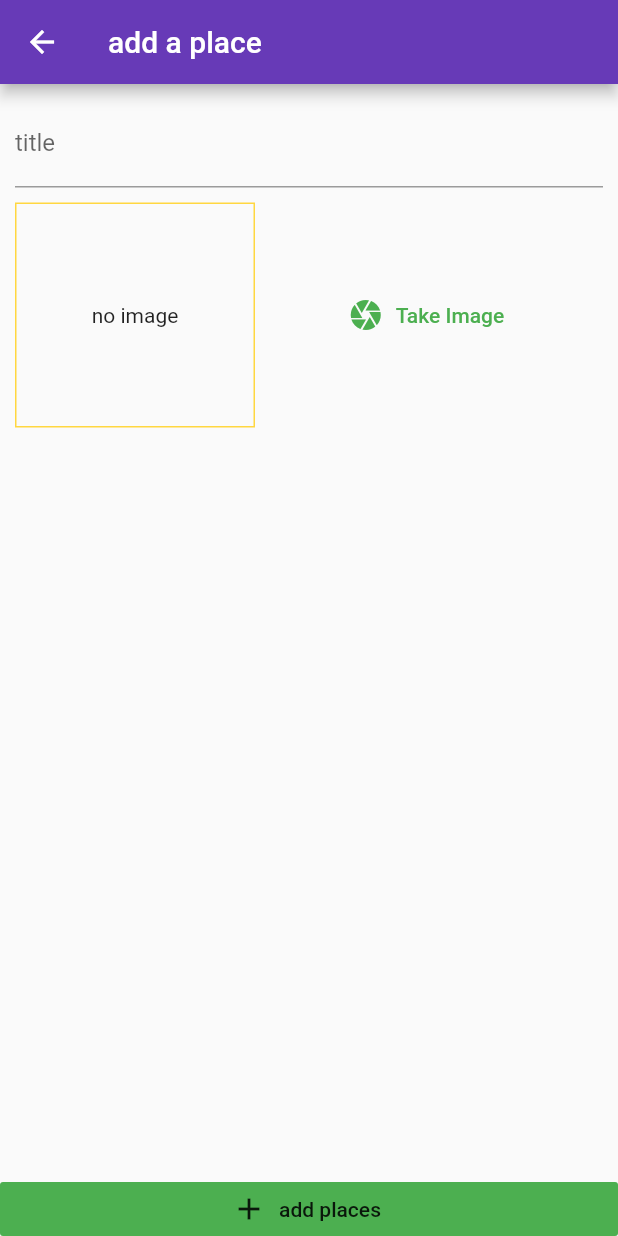
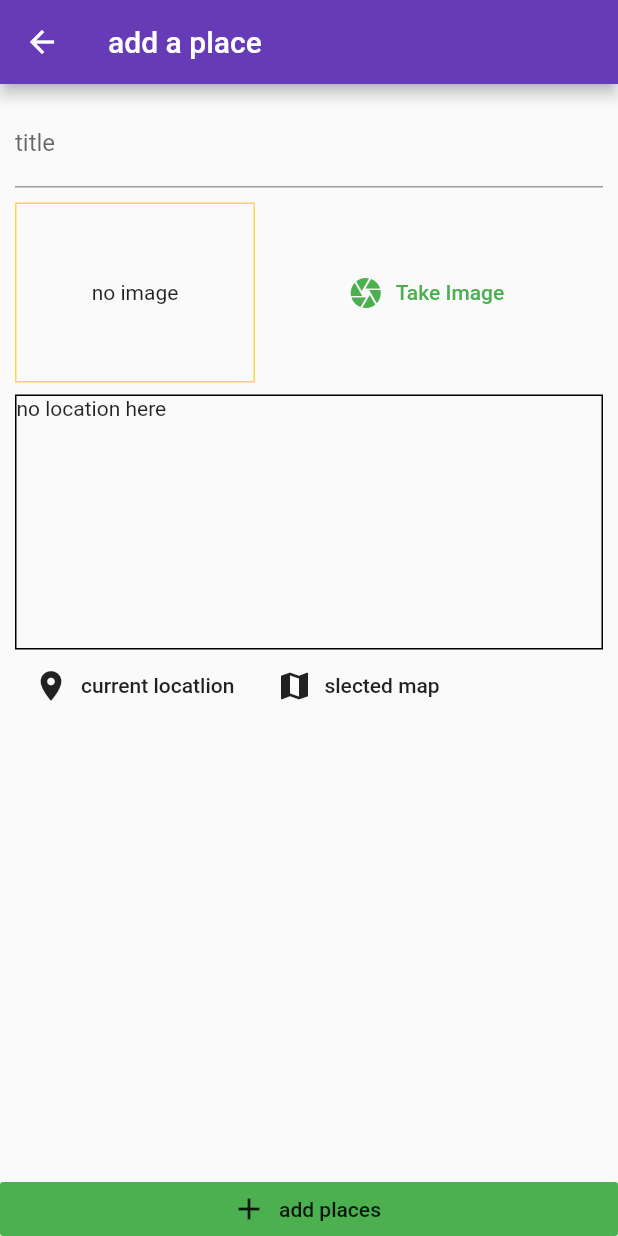
Before and after one commit to akshayyadav76/places_app, a Flutter app: the AddPlacesScreen screen opened by its route, on a phone screen of 412 x 824 dp. Run offline on Flutter 3.47's test engine with Material 2 defaults, Android fonts, the phone set to English and light mode, and no system bars; our stand-ins replace image_picker, location, sqflite; accounts and stored records are empty.

Commit message:
end..google maps api..

```diff
--- a/lib/screen/add_places_screen.dart
+++ b/lib/screen/add_places_screen.dart
@@ -5,6 +5,7 @@ import 'package:provider/provider.dart';
 
 import '../widgets/image_input.dart';
 import '../providers/greate_places.dart';
+import '../widgets/pick_location.dart';
 
 
 class AddPlacesScreen extends StatefulWidget {
@@ -60,6 +61,7 @@ void _selcetedImage(File takenImage){
                   ),
                   SizedBox(height: 10,),
                   ImageInput(_selcetedImage),
+                  PickLocation(),
                 ],
               ),
             ),
--- a/lib/widgets/image_input.dart
+++ b/lib/widgets/image_input.dart
@@ -41,7 +41,7 @@ class _ImageInputState extends State<ImageInput> {
     return Row(
       children: <Widget>[
         Container(
-          height: 150,
+          height: 120,
           width: 160,
           decoration: BoxDecoration(
               border: Border.all(width: 1, color: Colors.amberAccent)),
--- a/lib/widgets/pick_location.dart
+++ b/lib/widgets/pick_location.dart
@@ -1,11 +1,15 @@
 import 'package:flutter/material.dart';
-
+import 'package:location/location.dart';
 
 class PickLocation extends StatefulWidget {
   @override
   _PickLocationState createState() => _PickLocationState();
 }
 
+
+Future<void>_getLocation()async{
+  final locaData= Location().getLocation();
+}
 
 class _PickLocationState extends State<PickLocation> {
   String previewImageUrl;
@@ -14,7 +18,10 @@ class _PickLocationState extends State<PickLocation> {
     return Column(
     children: <Widget>[
       Container(
+        //padding: EdgeInsets.all(value),
+        margin: EdgeInsets.only(top: 8),
         height: 170,
+        decoration: BoxDecoration(border: Border.all()),
         width: double.infinity,
         child: previewImageUrl == null ?Text("no location here"):Image.network(
           previewImageUrl,fit: BoxFit.cover,
@@ -23,7 +30,7 @@ class _PickLocationState extends State<PickLocation> {
       ),
       Row(
         children: <Widget>[
-          FlatButton.icon(onPressed: (){}, icon: Icon(Icons.location_on), label:
+          FlatButton.icon(onPressed: _getLocation, icon: Icon(Icons.location_on), label:
           Text("current locatlion")),
           FlatButton.icon(onPressed: (){}, icon: Icon(Icons.map), label:
           Text("slected map")),
```
Also changed, not shown: 1 other file.
